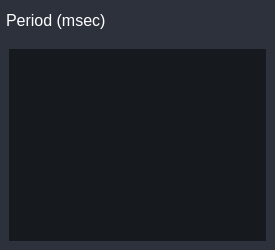
The window that UI/forms/AqWatchListWidget.ui (romangolovkou/AQteck_toolMAX) describes before a commit, drawn with Qt 5.
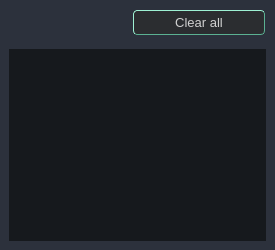
The same window after the commit. Custom widgets are drawn as their Qt base class.

Commit message: Додано кнопку clearAll до вікна вотч-ліст.

What changed in the file:
```diff
--- a/UI/forms/AqWatchListWidget.ui
+++ b/UI/forms/AqWatchListWidget.ui
@@ -153,10 +153,10 @@
        <number>0</number>
       </property>
       <property name="topMargin">
-       <number>0</number>
+       <number>10</number>
       </property>
       <property name="rightMargin">
-       <number>0</number>
+       <number>10</number>
       </property>
       <item>
        <widget class="QFrame" name="periodFrame">
@@ -194,19 +194,42 @@
          <property name="bottomMargin">
           <number>0</number>
          </property>
-         <item>
-          <widget class="QLabel" name="periodLabel">
-           <property name="text">
-            <string>Period (msec)</string>
-           </property>
-          </widget>
-         </item>
          <item>
           <widget class="QLineEdit" name="periodLineEdit"/>
          </item>
         </layout>
        </widget>
       </item>
+      <item>
+       <widget class="QPushButton" name="clearAllBtn">
+        <property name="sizePolicy">
+         <sizepolicy hsizetype="MinimumExpanding" vsizetype="MinimumExpanding">
+          <horstretch>0</horstretch>
+          <verstretch>0</verstretch>
+         </sizepolicy>
+        </property>
+        <property name="minimumSize">
+         <size>
+          <width>0</width>
+          <height>25</height>
+         </size>
+        </property>
+        <property name="maximumSize">
+         <size>
+          <width>16777215</width>
+          <height>25</height>
+         </size>
+        </property>
+        <property name="font">
+         <font>
+          <pointsize>10</pointsize>
+         </font>
+        </property>
+        <property name="text">
+         <string>Clear all</string>
+        </property>
+       </widget>
+      </item>
      </layout>
     </widget>
    </item>
```
Left out of the diff: 9 changed lines with no effect on the pictures. The commit also changes 3 other files.
